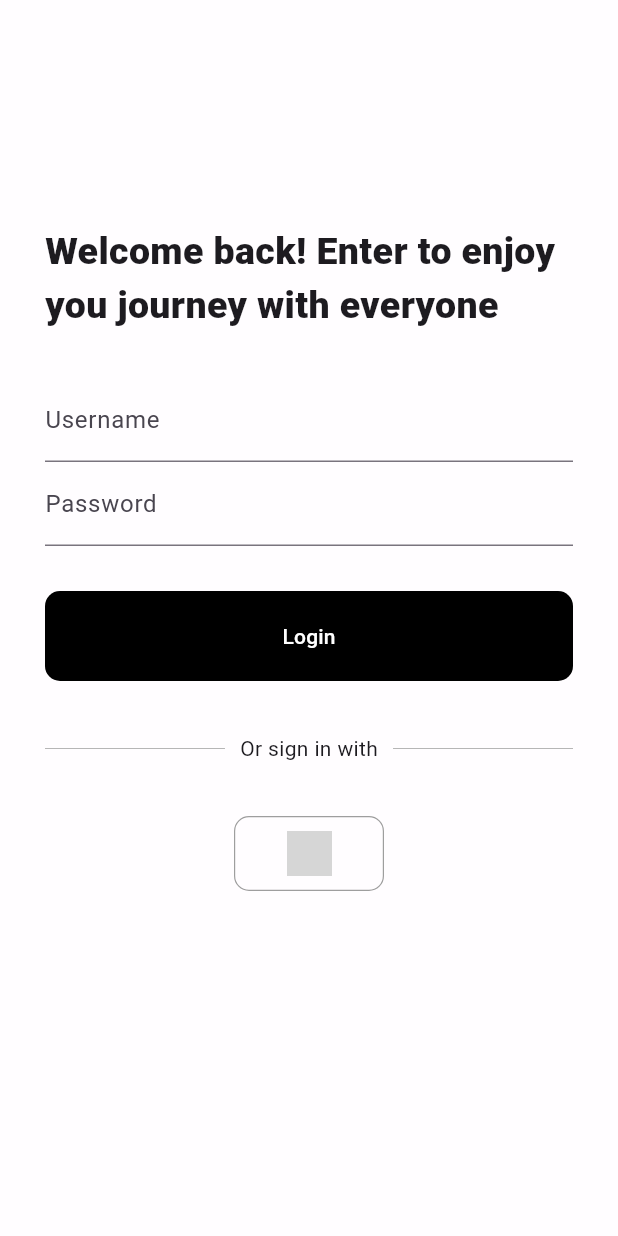
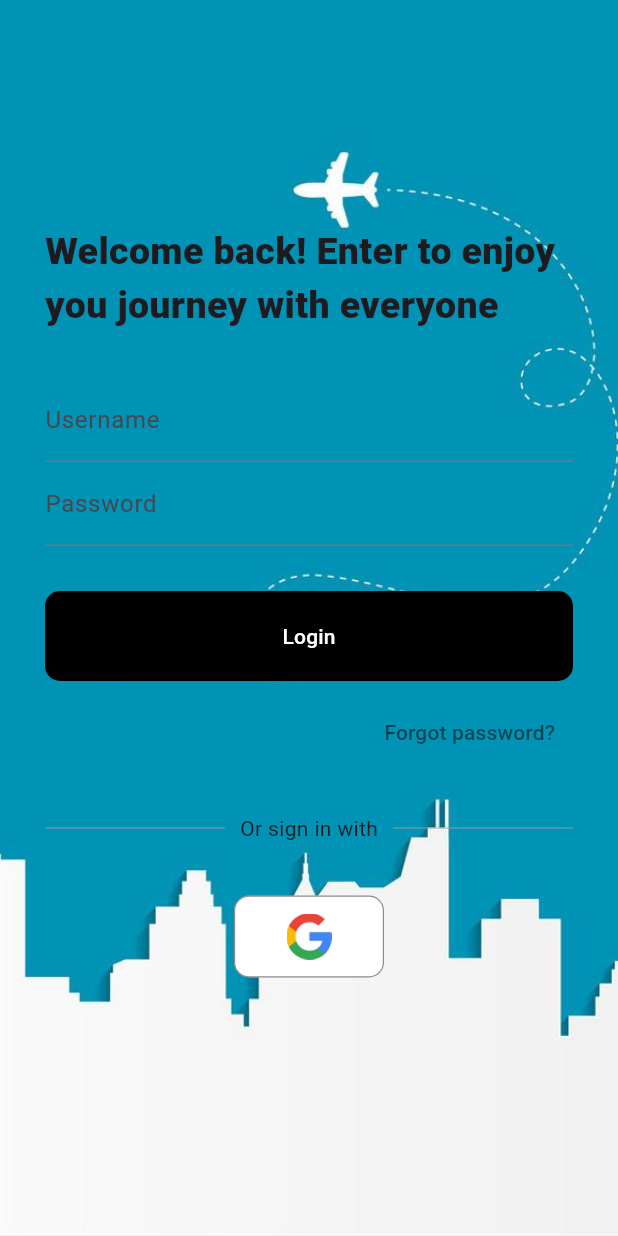
Before and after one commit to TripConnect/mobile-app, a Flutter app: the screen it shows after launch, on a phone screen of 412 x 824 dp. Run offline on Flutter 3.47's test engine with Material 3 defaults, Android fonts, the phone set to English and light mode, and no system bars; our stand-ins replace graphql_flutter; grey boxes are pictures that could not be loaded.

Commit message:
Improve: set app image as asset

```diff
--- a/lib/screens/LoginScreen.dart
+++ b/lib/screens/LoginScreen.dart
@@ -40,7 +40,13 @@ class _LoginScreenState extends State<LoginScreen> {
   Widget build(BuildContext context) {
     return Scaffold(
       body: Container(
-        color: Colors.white70,
+        decoration: const BoxDecoration(
+          color: Colors.white70,
+          image: DecorationImage(
+            image: AssetImage('assets/images/app-background.jpg'),
+            fit: BoxFit.cover, // Adjust as needed
+          ),
+        ),
         height: double.infinity,
         child: Padding(
           padding: const EdgeInsets.only(top: 150, left: 30, right: 30, bottom: 0),
@@ -124,13 +130,26 @@ class _LoginScreenState extends State<LoginScreen> {
                         );
                       },
                     ),
-                    const SizedBox(height: 35),
+                    const SizedBox(height: 10),
+                    Row(
+                      mainAxisAlignment: MainAxisAlignment.end,
+                      children: [
+                        TextButton(
+                          onPressed: () {},
+                          child: const Text(
+                              "Forgot password?",
+                              style: TextStyle(color: Colors.black54)
+                          ),
+                        ),
+                      ],
+                    ),
+                    const SizedBox(height: 30),
                     const Row(
                       children: [
                         Expanded(
                           child: Divider(
                             color: Colors.grey,
-                            thickness: 0.5,
+                            thickness: 0.6,
                           ),
                         ),
                         Padding(
@@ -140,7 +159,7 @@ class _LoginScreenState extends State<LoginScreen> {
                         Expanded(
                           child: Divider(
                             color: Colors.grey,
-                            thickness: 0.5,
+                            thickness: 0.6,
                           ),
                         ),
                       ],
@@ -149,13 +168,13 @@ class _LoginScreenState extends State<LoginScreen> {
                     TextButton(
                       onPressed: _signInWithGoogle,
                       style: TextButton.styleFrom(
-                        padding: const EdgeInsets.symmetric(vertical: 10, horizontal: 35),
+                        padding: const EdgeInsets.symmetric(vertical: 12, horizontal: 35),
                         shape: RoundedRectangleBorder(borderRadius: BorderRadius.circular(10)),
-                        backgroundColor: Colors.transparent,
-                        side: const BorderSide(width: 0.8, color: Colors.grey),
+                        backgroundColor: Colors.white,
+                        side: const BorderSide(width: 0.8, color: Colors.black45),
                       ),
-                      child: Image.network(
-                        'https://image.similarpng.com/very-thumbnail/2020/06/Logo-google-icon-PNG.png',
+                      child: Image.asset(
+                        'assets/images/google-logo.png',
                         fit: BoxFit.contain,
                         width: 30,
                       ),
--- a/pubspec.yaml
+++ b/pubspec.yaml
@@ -60,9 +60,9 @@ flutter:
   uses-material-design: true
 
   # To add assets to your application, add an assets section, like this:
-  # assets:
-  #   - images/a_dot_burr.jpeg
-  #   - images/a_dot_ham.jpeg
+  assets:
+  - assets/images/app-background.jpg
+  - assets/images/google-logo.png
 
   # An image asset can refer to one or more resolution-specific "variants", see
   # https://flutter.dev/assets-and-images/#resolution-aware
```
Also changed, not shown: assets/images/app-background.jpg (added), assets/images/google-logo.png (added).
